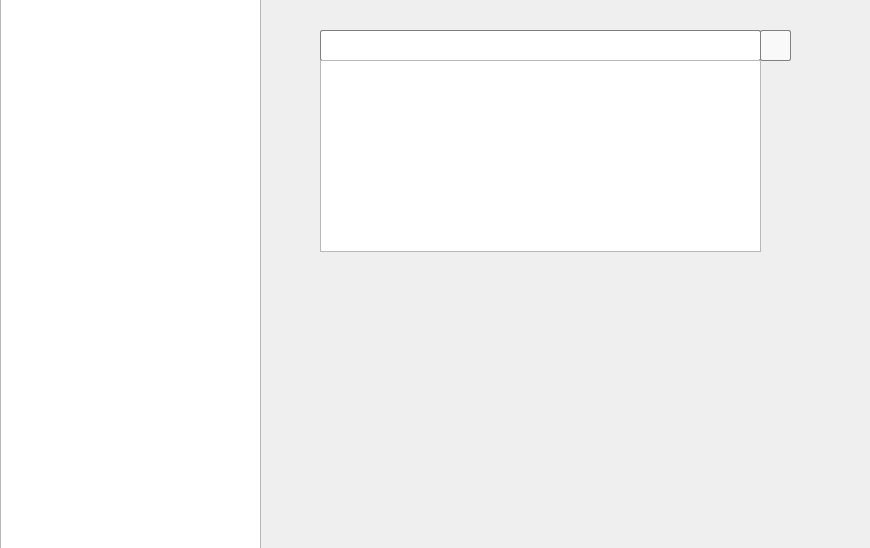
This is uilibrary.ui in ArthurTesta/client as Qt 5 draws it before an edit. The edited form follows.
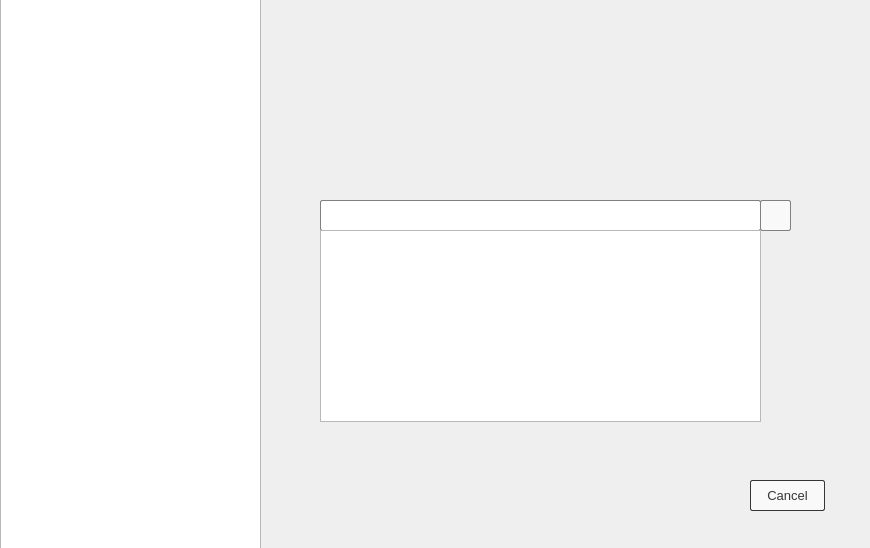
This is the edited form. Icons and pictures are not drawn.

The edit to the form file:
```diff
--- a/uilibrary.ui
+++ b/uilibrary.ui
@@ -45,7 +45,7 @@
    <property name="geometry">
     <rect>
      <x>320</x>
-     <y>30</y>
+     <y>200</y>
      <width>441</width>
      <height>31</height>
     </rect>
@@ -62,7 +62,7 @@
    <property name="geometry">
     <rect>
      <x>760</x>
-     <y>30</y>
+     <y>200</y>
      <width>31</width>
      <height>31</height>
     </rect>
@@ -92,7 +92,7 @@
    <property name="geometry">
     <rect>
      <x>320</x>
-     <y>60</y>
+     <y>230</y>
      <width>441</width>
      <height>192</height>
     </rect>
@@ -104,6 +104,47 @@
     </font>
    </property>
   </widget>
+  <widget class="QPushButton" name="buttonCancel">
+   <property name="geometry">
+    <rect>
+     <x>750</x>
+     <y>480</y>
+     <width>75</width>
+     <height>31</height>
+    </rect>
+   </property>
+   <property name="minimumSize">
+    <size>
+     <width>75</width>
+     <height>31</height>
+    </size>
+   </property>
+   <property name="maximumSize">
+    <size>
+     <width>75</width>
+     <height>31</height>
+    </size>
+   </property>
+   <property name="font">
+    <font>
+     <family>Arial</family>
+     <pointsize>10</pointsize>
+    </font>
+   </property>
+   <property name="cursor">
+    <cursorShape>PointingHandCursor</cursorShape>
+   </property>
+   <property name="styleSheet">
+    <string notr="true">border: 1px solid #363636;
+background-color:  #f9f9f9;
+border-radius: 2px;
+color: #363636;
+</string>
+   </property>
+   <property name="text">
+    <string>Cancel</string>
+   </property>
+  </widget>
  </widget>
  <resources>
   <include location="src.qrc"/>
```
